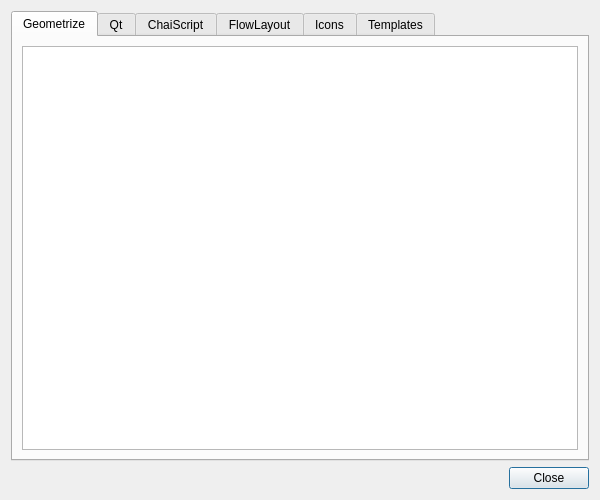
The window that Geometrize/dialog/licensedialog.ui (Tw1ddle/geometrize) describes before a commit, drawn with Qt 5.
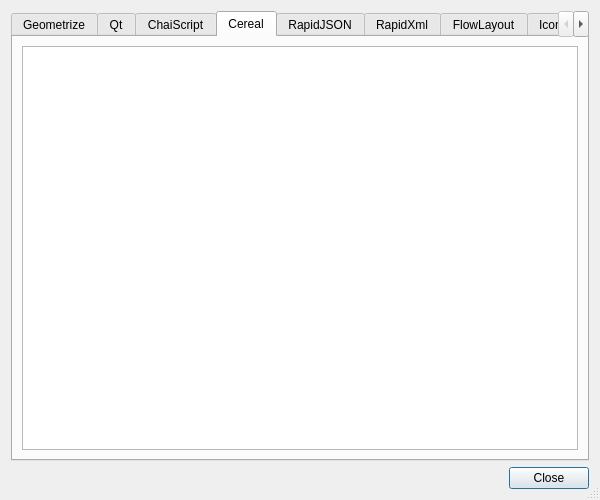
The same window after the commit. The open tabs and pages were chosen to show the change.

Commit message: Add cereal for serialization, other minor tweaks

```diff
--- a/Geometrize/dialog/licensedialog.ui
+++ b/Geometrize/dialog/licensedialog.ui
@@ -22,6 +22,9 @@
   <property name="windowTitle">
    <string>License Information</string>
   </property>
+  <property name="sizeGripEnabled">
+   <bool>true</bool>
+  </property>
   <property name="modal">
    <bool>true</bool>
   </property>
@@ -68,6 +71,36 @@
        </item>
       </layout>
      </widget>
+     <widget class="QWidget" name="Cereal">
+      <attribute name="title">
+       <string notr="true">Cereal</string>
+      </attribute>
+      <layout class="QVBoxLayout" name="verticalLayout_8">
+       <item>
+        <widget class="QTextBrowser" name="cerealLicense"/>
+       </item>
+      </layout>
+     </widget>
+     <widget class="QWidget" name="RapidJSON">
+      <attribute name="title">
+       <string>RapidJSON</string>
+      </attribute>
+      <layout class="QVBoxLayout" name="verticalLayout_10">
+       <item>
+        <widget class="QTextBrowser" name="rapidJSONLicense"/>
+       </item>
+      </layout>
+     </widget>
+     <widget class="QWidget" name="RapidXml">
+      <attribute name="title">
+       <string>RapidXml</string>
+      </attribute>
+      <layout class="QVBoxLayout" name="verticalLayout_9">
+       <item>
+        <widget class="QTextBrowser" name="rapidXmlLicense"/>
+       </item>
+      </layout>
+     </widget>
      <widget class="QWidget" name="FlowLayout">
       <attribute name="title">
        <string>FlowLayout</string>
```
Left out of the diff: 8 changed lines with no effect on the pictures. The commit also changes 98 other files.
